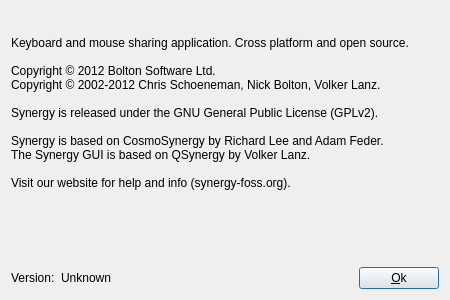
Old version of the form src/gui/res/AboutDialogBase.ui in the repository deskflow/deskflow.
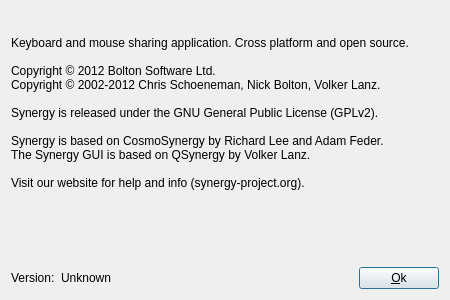
New version of the form. Icons and pictures are not drawn.

Commit message: changed synergy-foss.org to synergy-project.org

```diff
--- a/src/gui/res/AboutDialogBase.ui
+++ b/src/gui/res/AboutDialogBase.ui
@@ -57,7 +57,7 @@
 Synergy is released under the GNU General Public License (GPLv2).&lt;br /&gt;&lt;br /&gt;
 Synergy is based on CosmoSynergy by Richard Lee and Adam Feder.&lt;br /&gt;
 The Synergy GUI is based on QSynergy by Volker Lanz.&lt;br /&gt;&lt;br /&gt;
-Visit our website for help and info (synergy-foss.org).
+Visit our website for help and info (synergy-project.org).
 &lt;/p&gt;</string>
      </property>
      <property name="margin">
```
The commit also changes 86 other files.
